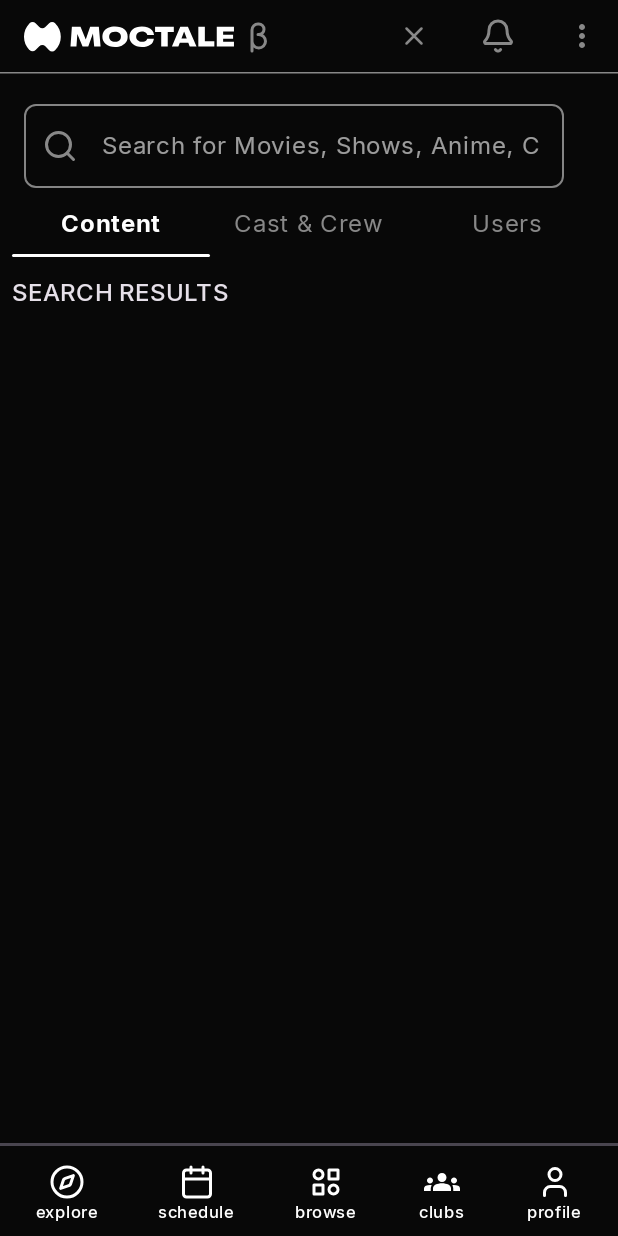
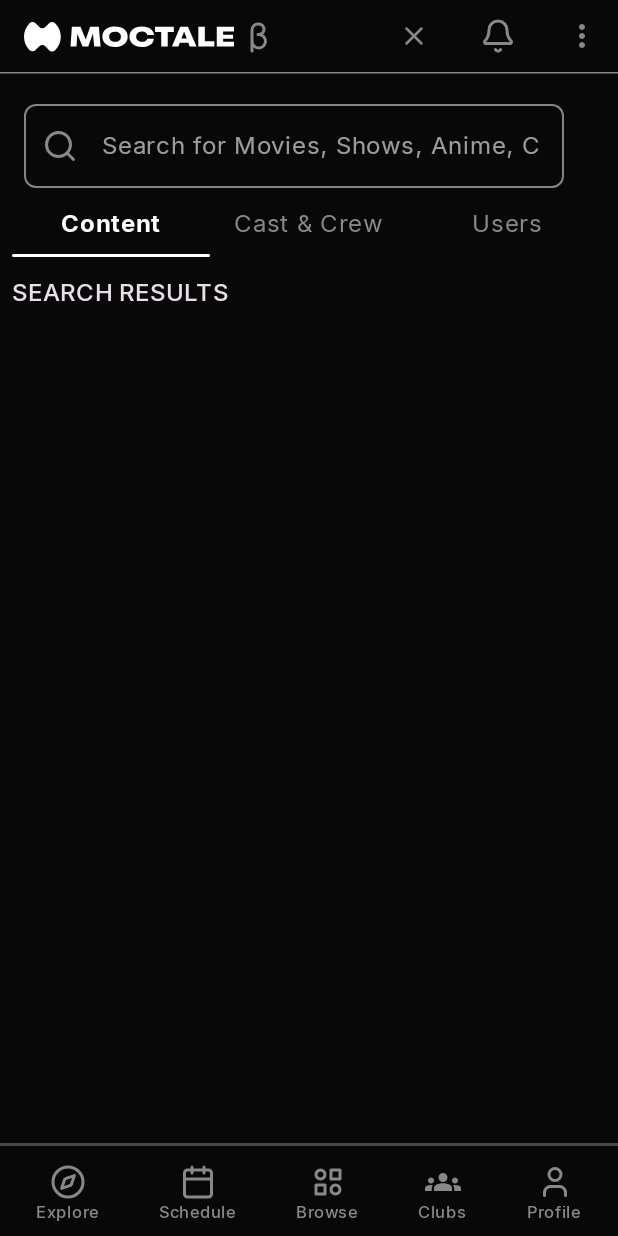
Before and after one commit to manishjajoriya/Moctale, an Android app built with Jetpack Compose: the search screen opened through its navigation route, on a phone screen of 412 x 824 dp. Run offline under Robolectric (Android 15) with nearby library versions, the phone set to English and light mode, and no system bars; our stand-ins replace Dagger/Hilt's generated code, paging; libraries missing offline, so code that uses them is left out: androidx.hilt.lifecycle; network calls fail; pictures from the network do not load.

Commit message:
feat: added indicator to show which screen user present on

```diff
--- a/app/src/main/java/com/manishjajoriya/moctale/MainActivity.kt
+++ b/app/src/main/java/com/manishjajoriya/moctale/MainActivity.kt
@@ -28,6 +28,7 @@ class MainActivity : ComponentActivity() {
             topBar = { TopBar(navController) },
             bottomBar = {
               BottomBar(
+                  navController,
                   onClick = { clickText ->
                     when (clickText) {
                       "explore" -> navController.navigate(Routes.ExploreScreen.route)
@@ -36,7 +37,7 @@ class MainActivity : ComponentActivity() {
                       "clubs" -> {}
                       "profile" -> {}
                     }
-                  }
+                  },
               )
             },
         ) { innerPadding ->
--- a/app/src/main/java/com/manishjajoriya/moctale/presentation/components/BottomBar.kt
+++ b/app/src/main/java/com/manishjajoriya/moctale/presentation/components/BottomBar.kt
@@ -15,17 +15,22 @@ import androidx.compose.material3.Icon
 import androidx.compose.material3.Text
 import androidx.compose.material3.TextButton
 import androidx.compose.runtime.Composable
+import androidx.compose.runtime.getValue
 import androidx.compose.ui.Alignment
 import androidx.compose.ui.Modifier
 import androidx.compose.ui.graphics.Color
 import androidx.compose.ui.res.painterResource
 import androidx.compose.ui.unit.dp
+import androidx.navigation.NavController
+import androidx.navigation.compose.currentBackStackEntryAsState
 import com.manishjajoriya.moctale.R
 import com.manishjajoriya.moctale.ui.theme.Background
 import com.manishjajoriya.moctale.ui.theme.Typography
 
 @Composable
-fun BottomBar(onClick: (String) -> Unit) {
+fun BottomBar(navController: NavController, onClick: (String) -> Unit) {
+  val navBackStackEntry by navController.currentBackStackEntryAsState()
+  val currentRoute = navBackStackEntry?.destination?.route
 
   Column(modifier = Modifier.background(Background)) {
     HorizontalDivider(modifier = Modifier.fillMaxWidth(), thickness = 2.dp)
@@ -40,24 +45,51 @@ fun BottomBar(onClick: (String) -> Unit) {
                 ),
         horizontalArrangement = Arrangement.SpaceBetween,
     ) {
-      BottomBarButton(icon = R.drawable.ic_explore_icon, title = "explore", onClick = onClick)
-      BottomBarButton(icon = R.drawable.ic_schedule_icon, title = "schedule", onClick = onClick)
-      BottomBarButton(icon = R.drawable.ic_browse_icon, title = "browse", onClick = onClick)
-      BottomBarButton(icon = R.drawable.ic_clubs_icon, title = "clubs", onClick = onClick)
-      BottomBarButton(icon = R.drawable.ic_profile_icon, title = "profile", onClick = onClick)
+      BottomBarButton(
+          icon = R.drawable.ic_explore_icon,
+          title = "explore",
+          currentRoute,
+          onClick = onClick,
+      )
+      BottomBarButton(
+          icon = R.drawable.ic_schedule_icon,
+          title = "schedule",
+          currentRoute,
+          onClick = onClick,
+      )
+      BottomBarButton(
+          icon = R.drawable.ic_browse_icon,
+          title = "browse",
+          currentRoute,
+          onClick = onClick,
+      )
+      BottomBarButton(
+          icon = R.drawable.ic_clubs_icon,
+          title = "clubs",
+          currentRoute,
+          onClick = onClick,
+      )
+      BottomBarButton(
+          icon = R.drawable.ic_profile_icon,
+          title = "profile",
+          currentRoute,
+          onClick = onClick,
+      )
     }
   }
 }
 
 @Composable
-fun BottomBarButton(icon: Int, title: String, onClick: (String) -> Unit) {
+fun BottomBarButton(icon: Int, title: String, currentRoute: String?, onClick: (String) -> Unit) {
   TextButton(
       onClick = { onClick(title) },
-      colors = ButtonDefaults.textButtonColors().copy(contentColor = Color.White),
+      colors =
+          ButtonDefaults.textButtonColors()
+              .copy(contentColor = if (currentRoute == title) Color.White else Color.Gray),
   ) {
     Column(horizontalAlignment = Alignment.CenterHorizontally) {
       Icon(painter = painterResource(icon), contentDescription = null)
-      Text(text = title, style = Typography.labelSmall)
+      Text(text = title.replaceFirstChar { it.uppercase() }, style = Typography.labelSmall)
     }
   }
 }
```
